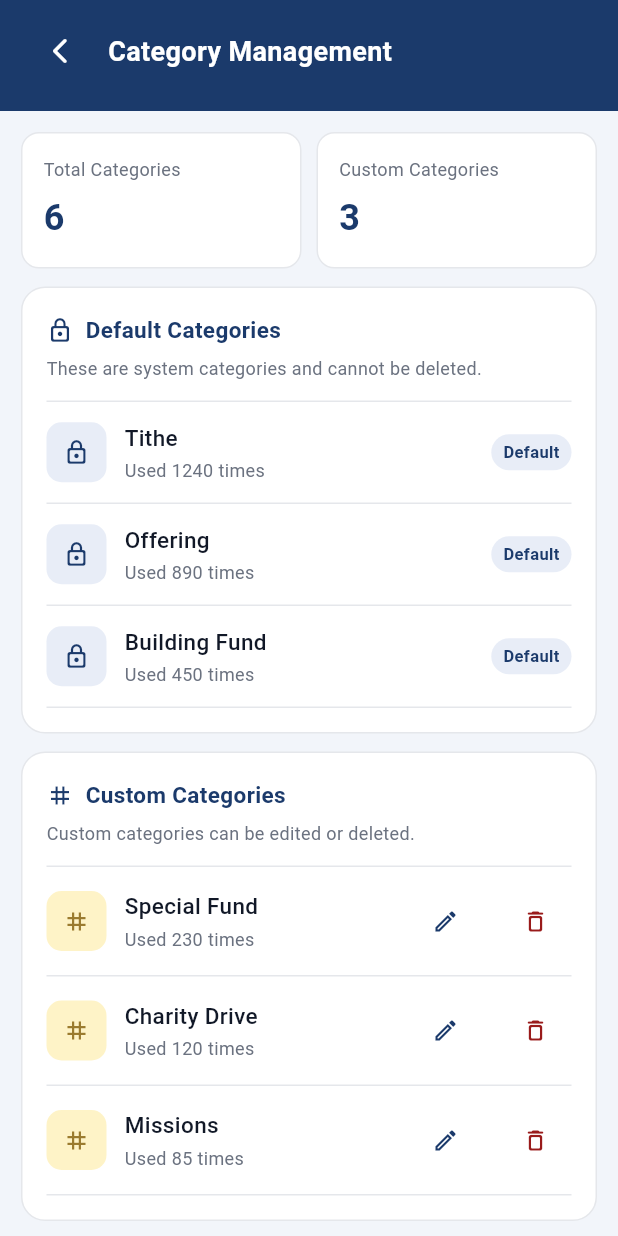
After one commit to RAJ3SHJ/TempleApp, a Flutter app: the CategoryManagementScreen screen opened directly, on a phone screen of 412 x 824 dp. The commit adds this screen. Run offline on Flutter 3.47's test engine with Material 3 defaults, Android fonts, the light colour scheme and no system bars.

Commit message:
Add Module 16 - Category Management screen

```diff
--- a/lib/screens/admin/admin_dashboard_screen.dart
+++ b/lib/screens/admin/admin_dashboard_screen.dart
@@ -4,6 +4,7 @@ import '../login_screen.dart';
 import 'member_list_screen.dart';
 import 'add_donation_screen.dart';
 import 'search_filter_screen.dart';
+import 'category_management_screen.dart';
 
 class AdminDashboardScreen extends StatefulWidget {
   final String adminName;
@@ -112,7 +113,13 @@ class _AdminDashboardScreenState extends State<AdminDashboardScreen> {
           final isActive = _selectedIndex == index;
           return Expanded(
             child: GestureDetector(
-              onTap: () => setState(() => _selectedIndex = index),
+              onTap: () {
+                      if (index == 4) {
+                        Navigator.push(context, MaterialPageRoute(builder: (_) => CategoryManagementScreen()));
+                      } else {
+                        setState(() => _selectedIndex = index);
+                      }
+                    },
               child: Column(
                 mainAxisSize: MainAxisSize.min,
                 children: [
@@ -203,7 +210,13 @@ class _AdminDashboardScreenState extends State<AdminDashboardScreen> {
                   final item = entry.value;
                   final isActive = _selectedIndex == index;
                   return GestureDetector(
-                    onTap: () => setState(() => _selectedIndex = index),
+                    onTap: () {
+                      if (index == 4) {
+                        Navigator.push(context, MaterialPageRoute(builder: (_) => CategoryManagementScreen()));
+                      } else {
+                        setState(() => _selectedIndex = index);
+                      }
+                    },
                     child: Container(
                       margin: const EdgeInsets.symmetric(horizontal: 10, vertical: 2),
                       padding: const EdgeInsets.symmetric(horizontal: 14, vertical: 12),
--- /dev/null
+++ b/lib/screens/admin/category_management_screen.dart
@@ -0,0 +1,460 @@
+import 'package:flutter/material.dart';
+import '../../theme/app_theme.dart';
+
+class CategoryManagementScreen extends StatefulWidget {
+  const CategoryManagementScreen({super.key});
+
+  @override
+  State<CategoryManagementScreen> createState() => _CategoryManagementScreenState();
+}
+
+class DonationCategory {
+  final String id;
+  final String name;
+  final bool isDefault;
+  int usageCount;
+
+  DonationCategory({
+    required this.id,
+    required this.name,
+    required this.isDefault,
+    required this.usageCount,
+  });
+}
+
+class _CategoryManagementScreenState extends State<CategoryManagementScreen> {
+  final _newCategoryController = TextEditingController();
+  final _formKey = GlobalKey<FormState>();
+
+  final List<DonationCategory> _categories = [
+    DonationCategory(id: '1', name: 'Tithe', isDefault: true, usageCount: 1240),
+    DonationCategory(id: '2', name: 'Offering', isDefault: true, usageCount: 890),
+    DonationCategory(id: '3', name: 'Building Fund', isDefault: true, usageCount: 450),
+    DonationCategory(id: '4', name: 'Special Fund', isDefault: false, usageCount: 230),
+    DonationCategory(id: '5', name: 'Charity Drive', isDefault: false, usageCount: 120),
+    DonationCategory(id: '6', name: 'Missions', isDefault: false, usageCount: 85),
+  ];
+
+  List<DonationCategory> get _defaultCategories =>
+      _categories.where((c) => c.isDefault).toList();
+
+  List<DonationCategory> get _customCategories =>
+      _categories.where((c) => !c.isDefault).toList();
+
+  void _addCategory() {
+    if (!_formKey.currentState!.validate()) return;
+    final name = _newCategoryController.text.trim();
+    final exists = _categories.any((c) => c.name.toLowerCase() == name.toLowerCase());
+    if (exists) {
+      ScaffoldMessenger.of(context).showSnackBar(
+        const SnackBar(content: Text('Category already exists!')),
+      );
+      return;
+    }
+    setState(() {
+      _categories.add(DonationCategory(
+        id: DateTime.now().millisecondsSinceEpoch.toString(),
+        name: name,
+        isDefault: false,
+        usageCount: 0,
+      ));
+      _newCategoryController.clear();
+    });
+    ScaffoldMessenger.of(context).showSnackBar(
+      SnackBar(
+        content: Text('Category "$name" added successfully!'),
+        backgroundColor: AppTheme.success,
+      ),
+    );
+  }
+
+  void _deleteCategory(DonationCategory category) {
+    showDialog(
+      context: context,
+      builder: (context) => AlertDialog(
+        shape: RoundedRectangleBorder(borderRadius: BorderRadius.circular(16)),
+        title: const Text('Delete Category',
+            style: TextStyle(fontSize: 18, fontWeight: FontWeight.w600)),
+        content: Text(
+          'Are you sure you want to delete "${category.name}"?\n\nThis category has been used ${category.usageCount} times.',
+          style: const TextStyle(fontSize: 14, color: AppTheme.textSecondary, height: 1.5),
+        ),
+        actions: [
+          TextButton(
+            onPressed: () => Navigator.pop(context),
+            child: const Text('Cancel', style: TextStyle(color: AppTheme.textSecondary)),
+          ),
+          ElevatedButton(
+            onPressed: () {
+              setState(() => _categories.removeWhere((c) => c.id == category.id));
+              Navigator.pop(context);
+              ScaffoldMessenger.of(context).showSnackBar(
+                SnackBar(
+                  content: Text('Category "${category.name}" deleted.'),
+                  backgroundColor: AppTheme.error,
+                ),
+              );
+            },
+            style: ElevatedButton.styleFrom(
+              backgroundColor: AppTheme.error,
+              minimumSize: const Size(80, 38),
+              shape: RoundedRectangleBorder(borderRadius: BorderRadius.circular(10)),
+            ),
+            child: const Text('Delete'),
+          ),
+        ],
+      ),
+    );
+  }
+
+  void _editCategory(DonationCategory category) {
+    final controller = TextEditingController(text: category.name);
+    showDialog(
+      context: context,
+      builder: (context) => AlertDialog(
+        shape: RoundedRectangleBorder(borderRadius: BorderRadius.circular(16)),
+        title: const Text('Edit Category',
+            style: TextStyle(fontSize: 18, fontWeight: FontWeight.w600, color: AppTheme.navy)),
+        content: TextField(
+          controller: controller,
+          autofocus: true,
+          decoration: InputDecoration(
+            hintText: 'Category name',
+            filled: true,
+            fillColor: AppTheme.background,
+            border: OutlineInputBorder(
+              borderRadius: BorderRadius.circular(12),
+              borderSide: const BorderSide(color: AppTheme.border),
+            ),
+            focusedBorder: OutlineInputBorder(
+              borderRadius: BorderRadius.circular(12),
+              borderSide: const BorderSide(color: AppTheme.navy, width: 1.5),
+            ),
+          ),
+        ),
+        actions: [
+          TextButton(
+            onPressed: () => Navigator.pop(context),
+            child: const Text('Cancel', style: TextStyle(color: AppTheme.textSecondary)),
+          ),
+          ElevatedButton(
+            onPressed: () {
+              final newName = controller.text.trim();
+              if (newName.isNotEmpty) {
+                setState(() {
+                  final index = _categories.indexWhere((c) => c.id == category.id);
+                  if (index != -1) {
+                    _categories[index] = DonationCategory(
+                      id: category.id,
+                      name: newName,
+                      isDefault: category.isDefault,
+                      usageCount: category.usageCount,
+                    );
+                  }
+                });
+                Navigator.pop(context);
+                ScaffoldMessenger.of(context).showSnackBar(
+                  SnackBar(
+                    content: Text('Category updated to "$newName"'),
+                    backgroundColor: AppTheme.success,
+                  ),
+                );
+              }
+            },
+            child: const Text('Save'),
+          ),
+        ],
+      ),
+    );
+  }
+
+  @override
+  void dispose() {
+    _newCategoryController.dispose();
+    super.dispose();
+  }
+
+  @override
+  Widget build(BuildContext context) {
+    return Scaffold(
+      backgroundColor: AppTheme.background,
+      body: Column(
+        children: [
+          _buildHeader(),
+          Expanded(
+            child: SingleChildScrollView(
+              padding: const EdgeInsets.all(14),
+              child: Column(
+                children: [
+                  _buildStats(),
+                  const SizedBox(height: 12),
+                  _buildDefaultCategories(),
+                  const SizedBox(height: 12),
+                  _buildCustomCategories(),
+                  const SizedBox(height: 12),
+                  _buildAddCategory(),
+                  const SizedBox(height: 20),
+                ],
+              ),
+            ),
+          ),
+        ],
+      ),
+    );
+  }
+
+  Widget _buildHeader() {
+    return Container(
+      color: AppTheme.navy,
+      padding: EdgeInsets.only(
+        top: MediaQuery.of(context).padding.top + 10,
+        bottom: 16, left: 16, right: 16,
+      ),
+      child: Row(
+        children: [
+          IconButton(
+            onPressed: () => Navigator.pop(context),
+            icon: const Icon(Icons.arrow_back_ios_new_rounded, color: AppTheme.white, size: 20),
+            padding: EdgeInsets.zero,
+          ),
+          const SizedBox(width: 8),
+          const Text('Category Management',
+              style: TextStyle(fontSize: 18, fontWeight: FontWeight.w600, color: AppTheme.white)),
+        ],
+      ),
+    );
+  }
+
+  Widget _buildStats() {
+    return Row(
+      children: [
+        Expanded(
+          child: Container(
+            padding: const EdgeInsets.all(14),
+            decoration: BoxDecoration(
+              color: AppTheme.white,
+              borderRadius: BorderRadius.circular(12),
+              border: Border.all(color: AppTheme.border),
+            ),
+            child: Column(
+              crossAxisAlignment: CrossAxisAlignment.start,
+              children: [
+                const Text('Total Categories',
+                    style: TextStyle(fontSize: 12, color: AppTheme.textSecondary)),
+                const SizedBox(height: 4),
+                Text('${_categories.length}',
+                    style: const TextStyle(fontSize: 24, fontWeight: FontWeight.w700, color: AppTheme.navy)),
+              ],
+            ),
+          ),
+        ),
+        const SizedBox(width: 10),
+        Expanded(
+          child: Container(
+            padding: const EdgeInsets.all(14),
+            decoration: BoxDecoration(
+              color: AppTheme.white,
+              borderRadius: BorderRadius.circular(12),
+              border: Border.all(color: AppTheme.border),
+            ),
+            child: Column(
+              crossAxisAlignment: CrossAxisAlignment.start,
+              children: [
+                const Text('Custom Categories',
+                    style: TextStyle(fontSize: 12, color: AppTheme.textSecondary)),
+                const SizedBox(height: 4),
+                Text('${_customCategories.length}',
+                    style: const TextStyle(fontSize: 24, fontWeight: FontWeight.w700, color: AppTheme.navy)),
+              ],
+            ),
+          ),
+        ),
+      ],
+    );
+  }
+
+  Widget _buildDefaultCategories() {
+    return Container(
+      decoration: BoxDecoration(
+        color: AppTheme.white,
+        borderRadius: BorderRadius.circular(16),
+        border: Border.all(color: AppTheme.border),
+      ),
+      padding: const EdgeInsets.all(16),
+      child: Column(
+        crossAxisAlignment: CrossAxisAlignment.start,
+        children: [
+          const Row(
+            children: [
+              Icon(Icons.lock_outline_rounded, size: 18, color: AppTheme.navy),
+              SizedBox(width: 8),
+              Text('Default Categories',
+                  style: TextStyle(fontSize: 15, fontWeight: FontWeight.w700, color: AppTheme.navy)),
+            ],
+          ),
+          const SizedBox(height: 4),
+          const Text('These are system categories and cannot be deleted.',
+              style: TextStyle(fontSize: 12, color: AppTheme.textSecondary)),
+          const SizedBox(height: 12),
+          const Divider(height: 1, color: AppTheme.border),
+          ..._defaultCategories.map((category) => _buildCategoryTile(category)),
+        ],
+      ),
+    );
+  }
+
+  Widget _buildCustomCategories() {
+    return Container(
+      decoration: BoxDecoration(
+        color: AppTheme.white,
+        borderRadius: BorderRadius.circular(16),
+        border: Border.all(color: AppTheme.border),
+      ),
+      padding: const EdgeInsets.all(16),
+      child: Column(
+        crossAxisAlignment: CrossAxisAlignment.start,
+        children: [
+          const Row(
+            children: [
+              Icon(Icons.tag_outlined, size: 18, color: AppTheme.navy),
+              SizedBox(width: 8),
+              Text('Custom Categories',
+                  style: TextStyle(fontSize: 15, fontWeight: FontWeight.w700, color: AppTheme.navy)),
+            ],
+          ),
+          const SizedBox(height: 4),
+          const Text('Custom categories can be edited or deleted.',
+              style: TextStyle(fontSize: 12, color: AppTheme.textSecondary)),
+          const SizedBox(height: 12),
+          const Divider(height: 1, color: AppTheme.border),
+          if (_customCategories.isEmpty)
+            const Padding(
+              padding: EdgeInsets.symmetric(vertical: 20),
+              child: Center(
+                child: Text('No custom categories yet.\nAdd one below!',
+                    textAlign: TextAlign.center,
+                    style: TextStyle(fontSize: 14, color: AppTheme.textSecondary, height: 1.6)),
+              ),
+            )
+          else
+            ..._customCategories.map((category) => _buildCategoryTile(category, isCustom: true)),
+        ],
+      ),
+    );
+  }
+
+  Widget _buildCategoryTile(DonationCategory category, {bool isCustom = false}) {
+    return Column(
+      children: [
+        Padding(
+          padding: const EdgeInsets.symmetric(vertical: 12),
+          child: Row(
+            children: [
+              Container(
+                width: 40,
+                height: 40,
+                decoration: BoxDecoration(
+                  color: isCustom ? const Color(0xFFFEF3C7) : AppTheme.navyLight,
+                  borderRadius: BorderRadius.circular(10),
+                ),
+                child: Icon(
+                  isCustom ? Icons.tag_outlined : Icons.lock_outline_rounded,
+                  size: 18,
+                  color: isCustom ? AppTheme.gold : AppTheme.navy,
+                ),
+              ),
+              const SizedBox(width: 12),
+              Expanded(
+                child: Column(
+                  crossAxisAlignment: CrossAxisAlignment.start,
+                  children: [
+                    Text(category.name,
+                        style: const TextStyle(fontSize: 15, fontWeight: FontWeight.w500, color: AppTheme.textPrimary)),
+                    Text('Used ${category.usageCount} times',
+                        style: const TextStyle(fontSize: 12, color: AppTheme.textSecondary)),
+                  ],
+                ),
+              ),
+              if (isCustom) ...[
+                IconButton(
+                  onPressed: () => _editCategory(category),
+                  icon: const Icon(Icons.edit_outlined, size: 18, color: AppTheme.navy),
+                  padding: EdgeInsets.zero,
+                  constraints: const BoxConstraints(),
+                ),
+                const SizedBox(width: 12),
+                IconButton(
+                  onPressed: () => _deleteCategory(category),
+                  icon: const Icon(Icons.delete_outline_rounded, size: 18, color: AppTheme.error),
+                  padding: EdgeInsets.zero,
+                  constraints: const BoxConstraints(),
+                ),
+              ] else
+                Container(
+                  padding: const EdgeInsets.symmetric(horizontal: 8, vertical: 3),
+                  decoration: BoxDecoration(
+                    color: AppTheme.navyLight,
+                    borderRadius: BorderRadius.circular(20),
+                  ),
+                  child: const Text('Default',
+                      style: TextStyle(fontSize: 11, fontWeight: FontWeight.w600, color: AppTheme.navy)),
+                ),
+            ],
+          ),
+        ),
+        const Divider(height: 1, color: AppTheme.border),
+      ],
+    );
+  }
+
+  Widget _buildAddCategory() {
+    return Container(
+      decoration: BoxDecoration(
+        color: AppTheme.white,
+        borderRadius: BorderRadius.circular(16),
+        border: Border.all(color: AppTheme.border),
+      ),
+      padding: const EdgeInsets.all(16),
+      child: Form(
+        key: _formKey,
+        child: Column(
+          crossAxisAlignment: CrossAxisAlignment.start,
+          children: [
+            const Row(
+              children: [
+                Icon(Icons.add_circle_outline_rounded, size: 18, color: AppTheme.navy),
+                SizedBox(width: 8),
+                Text('Add Custom Category',
+                    style: TextStyle(fontSize: 15, fontWeight: FontWeight.w700, color: AppTheme.navy)),
+              ],
+            ),
+            const SizedBox(height: 12),
+            const Divider(height: 1, color: AppTheme.border),
+            const SizedBox(height: 12),
+            const Text('Category Name',
+                style: TextStyle(fontSize: 13, fontWeight: FontWeight.w600, color: AppTheme.navy)),
+            const SizedBox(height: 8),
+            TextFormField(
+              controller: _newCategoryController,
+              decoration: const InputDecoration(
+                hintText: 'Enter category name...',
+                prefixIcon: Icon(Icons.tag_outlined, color: AppTheme.navy, size: 20),
+              ),
+              validator: (v) {
+                if (v == null || v.trim().isEmpty) return 'Category name is required';
+                if (v.trim().length < 3) return 'Name must be at least 3 characters';
+                return null;
+              },
+            ),
+            const SizedBox(height: 14),
+            ElevatedButton.icon(
+              onPressed: _addCategory,
+              icon: const Icon(Icons.add_rounded, size: 18),
+              label: const Text('Add Category'),
+            ),
+          ],
+        ),
+      ),
+    );
+  }
+}
```
